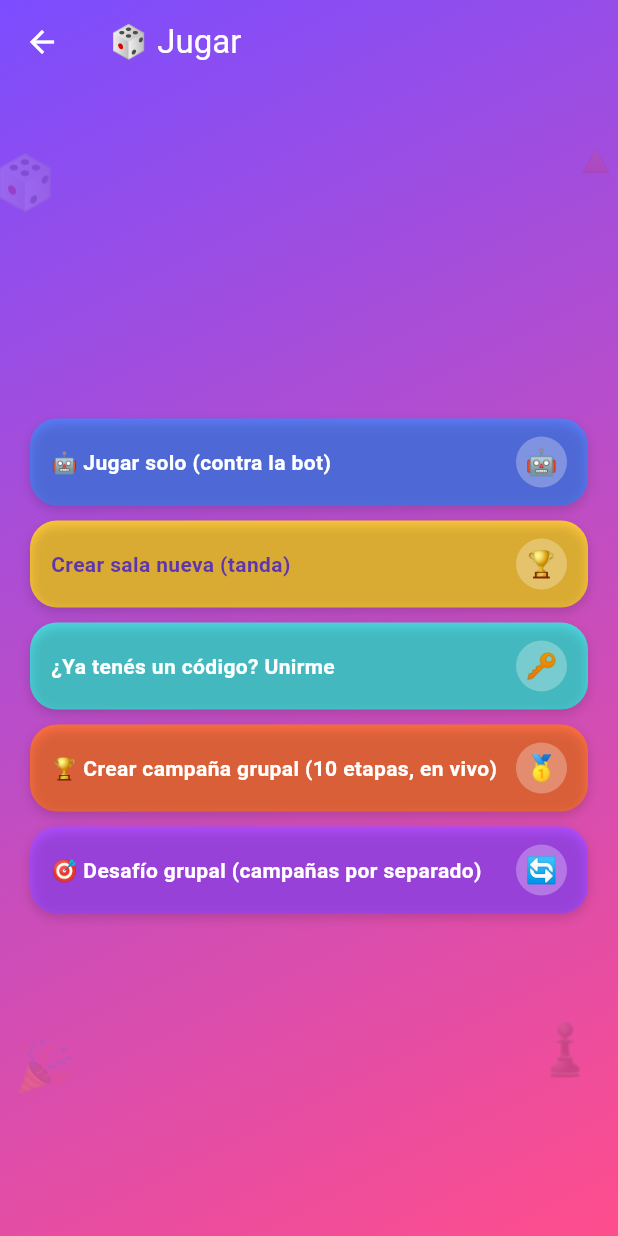
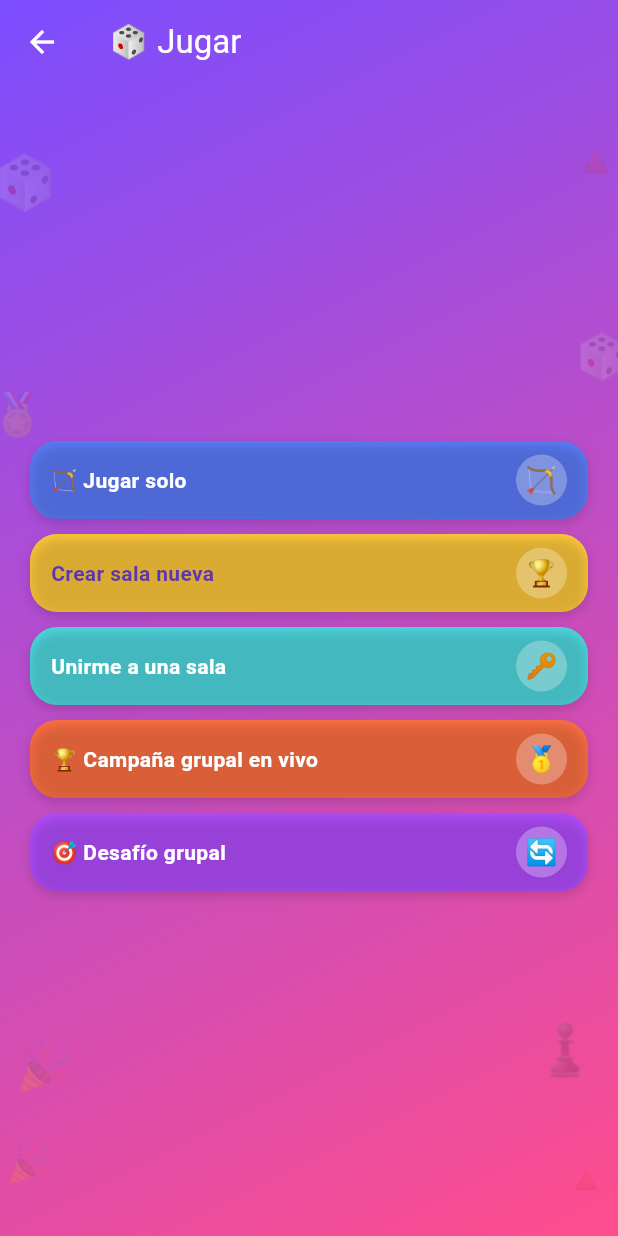
Before and after one commit to solucioneselectromedicassj-ai/La-oca-, a Flutter app: the LobbyScreen screen opened directly with empty values, after a tap on "🎲 Jugar", on a phone screen of 412 x 824 dp. Run offline on Flutter 3.47's test engine with Material 3 defaults, Android fonts, the phone set to English and light mode, and no system bars; our stand-ins replace audioplayers, share_plus, shared_preferences, supabase_flutter; missing offline and left inert: onesignal_flutter, realtime_client; accounts and stored records are empty; network calls fail; Roboto replaces fonts that are missing (Georgia).

Commit message:
Duplicar adornos del lobby, renombrar al bot como "El Cazador" y achicar botones
- Lobby: el doble de dados/medallas/estrellas/confeti decorativos, tanto
  alrededor del título como en las esquinas de fondo.
- El rival de la campaña solo ahora se llama "El Cazador" en vez de
  "Bot" (nombre, mensajes de turno, avisos de trampa/casilla y overlay
  de derrota), reutilizando el personaje del cazador que ya existía
  para la mascota.
- Botones del lobby (Jugar/Bonus): quitadas las explicaciones entre
  paréntesis del texto del botón (eso los hacía grandes); esa info ya
  vive dentro de cada pantalla de destino, y se agregó donde faltaba
  (desafío grupal).

```diff
--- a/ocaland_flutter/lib/screens/game_screen_solo.dart
+++ b/ocaland_flutter/lib/screens/game_screen_solo.dart
@@ -92,7 +92,7 @@ class _GameScreenSoloState extends State<GameScreenSolo> {
                       child: Column(
                         children: [
                           Text(
-                            _c.esMiTurno ? '¡Tu turno!' : (_c.jugadorEnTurno?.esBot == true ? '🤖 Turno del bot...' : 'Esperando...'),
+                            _c.esMiTurno ? '¡Tu turno!' : (_c.jugadorEnTurno?.esBot == true ? '🏹 Turno del Cazador...' : 'Esperando...'),
                             style: const TextStyle(fontSize: 14, fontWeight: FontWeight.w600, color: Colors.white),
                           ),
                           Text(
@@ -125,7 +125,7 @@ class _GameScreenSoloState extends State<GameScreenSolo> {
                               padding: const EdgeInsets.only(top: 6),
                               child: Column(
                                 children: [
-                                  const Text('🤖 el bot tira:', style: TextStyle(fontSize: 12, color: Colors.white)),
+                                  const Text('🏹 el Cazador tira:', style: TextStyle(fontSize: 12, color: Colors.white)),
                                   DiceWidget(
                                     habilitado: false,
                                     rodando: _c.botDiceRodando,
--- a/ocaland_flutter/lib/screens/lobby_screen.dart
+++ b/ocaland_flutter/lib/screens/lobby_screen.dart
@@ -219,20 +219,20 @@ class _LobbyScreenState extends State<LobbyScreen> {
 
   void _abrirJugar() {
     _pushPanel('🎲 Jugar', [
-      _AccionRow(label: '🤖 Jugar solo (contra la bot)', emoji: '🤖', color: AppColors.indigo, onTap: _jugarSolo),
-      _AccionRow(label: 'Crear sala nueva (tanda)', emoji: '🏆', color: AppColors.gold, textOscuro: true, onTap: _crearSala),
-      _AccionRow(label: '¿Ya tenés un código? Unirme', emoji: '🔑', color: AppColors.turquoise, onTap: _unirseSala),
-      _AccionRow(label: '🏆 Crear campaña grupal (10 etapas, en vivo)', emoji: '🥇', color: AppColors.coral, onTap: _crearCampanaGrupal),
-      _AccionRow(label: '🎯 Desafío grupal (campañas por separado)', emoji: '🔄', color: AppColors.magenta, onTap: _desafioGrupal),
+      _AccionRow(label: '🏹 Jugar solo', emoji: '🏹', color: AppColors.indigo, onTap: _jugarSolo),
+      _AccionRow(label: 'Crear sala nueva', emoji: '🏆', color: AppColors.gold, textOscuro: true, onTap: _crearSala),
+      _AccionRow(label: 'Unirme a una sala', emoji: '🔑', color: AppColors.turquoise, onTap: _unirseSala),
+      _AccionRow(label: '🏆 Campaña grupal en vivo', emoji: '🥇', color: AppColors.coral, onTap: _crearCampanaGrupal),
+      _AccionRow(label: '🎯 Desafío grupal', emoji: '🔄', color: AppColors.magenta, onTap: _desafioGrupal),
     ]);
   }
 
   void _abrirBonus() {
     _pushPanel('🎁 Bonus', [
-      _AccionRow(label: '🎰 Ruleta de bonus diaria (multiplicador)', emoji: '🎰', color: AppColors.sky, onTap: _girarRuletaBonus),
-      _AccionRow(label: '📲 Compartir Ocaland (+15 🪙 hoy)', emoji: '📲', color: AppColors.turquoise, onTap: _compartirApp),
-      _AccionRow(label: '🎯 Tanda de cuestionados (ganá sellos)', emoji: '🎖️', color: AppColors.gold, textOscuro: true, onTap: _tandaCuestionados),
-      _AccionRow(label: '🎮 Minijuegos (ganá monedas)', emoji: '🪙', color: AppColors.coral, onTap: _minijuegosBonus),
+      _AccionRow(label: '🎰 Ruleta de bonus diaria', emoji: '🎰', color: AppColors.sky, onTap: _girarRuletaBonus),
+      _AccionRow(label: '📲 Compartir Ocaland', emoji: '📲', color: AppColors.turquoise, onTap: _compartirApp),
+      _AccionRow(label: '🎯 Tanda de cuestionados', emoji: '🎖️', color: AppColors.gold, textOscuro: true, onTap: _tandaCuestionados),
+      _AccionRow(label: '🎮 Minijuegos', emoji: '🪙', color: AppColors.coral, onTap: _minijuegosBonus),
     ]);
   }
 
@@ -403,7 +403,7 @@ class _AccionRow extends StatelessWidget {
           borderRadius: BorderRadius.circular(18),
           onTap: onTap,
           child: Container(
-            padding: const EdgeInsets.symmetric(horizontal: 14, vertical: 12),
+            padding: const EdgeInsets.symmetric(horizontal: 14, vertical: 9),
             decoration: BoxDecoration(
               borderRadius: BorderRadius.circular(18),
               boxShadow: [BoxShadow(color: Colors.black.withValues(alpha: 0.15), blurRadius: 6, offset: const Offset(0, 3))],
@@ -488,6 +488,10 @@ class _TituloDecorado extends StatelessWidget {
           const Positioned(right: 2, top: -4, child: Text('🏅', style: TextStyle(fontSize: 18))),
           const Positioned(right: 26, bottom: -2, child: Text('⭐', style: TextStyle(fontSize: 14))),
           const Positioned(left: 28, bottom: -4, child: Text('🎉', style: TextStyle(fontSize: 16))),
+          const Positioned(left: -14, top: 20, child: Text('🎲', style: TextStyle(fontSize: 16))),
+          const Positioned(right: -12, top: 14, child: Text('🏅', style: TextStyle(fontSize: 15))),
+          const Positioned(right: 44, top: -6, child: Text('⭐', style: TextStyle(fontSize: 12))),
+          const Positioned(left: 50, top: -8, child: Text('🎉', style: TextStyle(fontSize: 14))),
           Center(
             child: Text(
               'Ocaland',
@@ -522,6 +526,10 @@ class _FondoDecorado extends StatelessWidget {
             Positioned(right: -4, top: 30, child: Text('🔺', style: TextStyle(fontSize: 30))),
             Positioned(left: 10, bottom: 90, child: Text('🎉', style: TextStyle(fontSize: 32))),
             Positioned(right: 14, bottom: 100, child: Text('♟️', style: TextStyle(fontSize: 34))),
+            Positioned(right: -8, top: 160, child: Text('🎲', style: TextStyle(fontSize: 30))),
+            Positioned(left: -6, top: 200, child: Text('🏅', style: TextStyle(fontSize: 28))),
+            Positioned(left: 4, bottom: 30, child: Text('🎉', style: TextStyle(fontSize: 26))),
+            Positioned(right: 6, bottom: 20, child: Text('🔺', style: TextStyle(fontSize: 24))),
           ],
         ),
       ),
--- a/ocaland_flutter/lib/screens/widgets/eleccion_perdiste_overlay.dart
+++ b/ocaland_flutter/lib/screens/widgets/eleccion_perdiste_overlay.dart
@@ -15,7 +15,7 @@ class EleccionPerdisteOverlay extends StatelessWidget {
       child: Column(
         mainAxisSize: MainAxisSize.min,
         children: [
-          const Text('😕 Te ganó el bot', style: TextStyle(fontSize: 19, fontWeight: FontWeight.bold, color: AppColors.violetDark)),
+          const Text('😕 Te ganó el Cazador', style: TextStyle(fontSize: 19, fontWeight: FontWeight.bold, color: AppColors.violetDark)),
           const SizedBox(height: 8),
           Text(mensaje, textAlign: TextAlign.center),
           const SizedBox(height: 14),
--- a/ocaland_flutter/lib/services/solo_game_controller.dart
+++ b/ocaland_flutter/lib/services/solo_game_controller.dart
@@ -235,7 +235,7 @@ class SoloGameController extends ChangeNotifier {
       JugadorPartida(
         id: uuidV4(),
         partidaId: partidaId,
-        nombre: 'Bot',
+        nombre: 'El Cazador',
         esBot: true,
         posicion: 0,
         ordenTurno: 1,
@@ -433,7 +433,7 @@ class SoloGameController extends ChangeNotifier {
 
   Future<void> _jugarTurnoBot(JugadorPartida bot) async {
     botPensando = true;
-    _msg('🤖 El bot está pensando...');
+    _msg('🏹 El Cazador está pensando...');
     notifyListeners();
     await _wait(Pacing.botThink);
     botPensando = false;
@@ -444,7 +444,7 @@ class SoloGameController extends ChangeNotifier {
     final valor = 1 + Random().nextInt(6);
     botDiceValorMostrado = valor;
     botDiceRodando = false;
-    _msg('🤖 El bot tiró un $valor.');
+    _msg('🏹 El Cazador tiró un $valor.');
     await _resolverMovimiento(bot.id, bot.posicion, valor, bot.edadBracket ?? myEdadBracket, true, bot.pais ?? myPais);
     await _wait(Pacing.diceResultHold);
     botDiceValorMostrado = null;
@@ -481,7 +481,7 @@ class SoloGameController extends ChangeNotifier {
     await _animarCaminata(jugadorId, posActual, tope);
     if (huboRebote) {
       await _animarCaminata(jugadorId, tope, rawNewPos);
-      _msg('↩️ ${esBot ? "El bot se pasó" : "Te pasaste"} de la meta y rebota a la casilla $rawNewPos.');
+      _msg('↩️ ${esBot ? "El Cazador se pasó" : "Te pasaste"} de la meta y rebota a la casilla $rawNewPos.');
     }
 
     final tipo = BoardEngine.tipoCasilla(rawNewPos, partida!.layoutCasillas);
@@ -489,7 +489,7 @@ class SoloGameController extends ChangeNotifier {
     if (tipo == 'puente') {
       final destino = BoardEngine.destinoPuente(rawNewPos, partida!.layoutPuentes) ?? rawNewPos;
       await _updateJugador(jugadorId, {'posicion': destino});
-      _msg('🌉 ¡Puente! ${esBot ? "El bot salta" : "Saltás"} directo a la casilla $destino, sin pregunta.');
+      _msg('🌉 ¡Puente! ${esBot ? "El Cazador salta" : "Saltás"} directo a la casilla $destino, sin pregunta.');
       await _terminarTurno(false);
       return;
     }
@@ -501,7 +501,7 @@ class SoloGameController extends ChangeNotifier {
         AudioService.sello();
         _msg('🎖️ ¡Casilla de suerte! Ganaste un sello.');
       } else {
-        _msg('🎖️ El bot cayó en la casilla de suerte.');
+        _msg('🎖️ El Cazador cayó en la casilla de suerte.');
       }
       await _terminarTurno(false);
       return;
@@ -608,7 +608,7 @@ class SoloGameController extends ChangeNotifier {
 
     triviaActual = pregunta;
     triviaTipo = tipo;
-    triviaEspectadorNombre = jugadores.where((j) => j.id == jugadorId).firstOrNull?.nombre ?? 'El bot';
+    triviaEspectadorNombre = jugadores.where((j) => j.id == jugadorId).firstOrNull?.nombre ?? 'El Cazador';
     triviaEspectadorAcierto = acierto;
     overlay = GameOverlay.triviaEspectador;
     notifyListeners();
@@ -624,7 +624,7 @@ class SoloGameController extends ChangeNotifier {
   /// si lo superó.
   Future<void> _mostrarMinijuegoEspectador(int posActual, String jugadorId, bool exito) async {
     minijuegoTipo = Random().nextBool() ? 'reflejos' : 'memoria';
-    triviaEspectadorNombre = jugadores.where((j) => j.id == jugadorId).firstOrNull?.nombre ?? 'El bot';
+    triviaEspectadorNombre = jugadores.where((j) => j.id == jugadorId).firstOrNull?.nombre ?? 'El Cazador';
     triviaEspectadorAcierto = exito;
     overlay = GameOverlay.minijuegoEspectador;
     notifyListeners();
@@ -831,7 +831,7 @@ class SoloGameController extends ChangeNotifier {
 
     await _updateJugador(jugadorId, {'posicion': posFinal});
 
-    final quien = esBot ? 'El bot' : 'Vos';
+    final quien = esBot ? 'El Cazador' : 'Vos';
     _msg(forzarSkip ? '⏱️ ${quien == "Vos" ? "Se te acabó" : "Se le acabó"} el tiempo.' : _mensajeTrivia(tipo, acierto, quien));
 
     if (posFinal >= BoardEngine.meta) {
@@ -881,7 +881,7 @@ class SoloGameController extends ChangeNotifier {
   Future<void> _aplicarResultadoMinijuego(String jugadorId, int posActual, bool exito, bool esBot) async {
     final nuevaPos = exito ? min(posActual + 2, BoardEngine.meta) : posActual;
     await _updateJugador(jugadorId, {'posicion': nuevaPos});
-    final quien = esBot ? 'El bot' : 'Vos';
+    final quien = esBot ? 'El Cazador' : 'Vos';
     _msg(exito ? '🎮 ¡$quien superó el minijuego! Avanza 2 casillas extra.' : '🎮 ${quien == "Vos" ? "No superaste" : "No superó"} el minijuego esta vez.');
 
     if (nuevaPos >= BoardEngine.meta) {
@@ -944,7 +944,7 @@ class SoloGameController extends ChangeNotifier {
       await _avanzarEtapaCampana();
     } else {
       final etapaActual = partida!.etapaActual;
-      perdidaMsg = 'Te ganó el bot en la etapa $etapaActual (van $reintentosEtapaActual reintentos). Elegí cómo seguir:';
+      perdidaMsg = 'Te ganó el Cazador en la etapa $etapaActual (van $reintentosEtapaActual reintentos). Elegí cómo seguir:';
       overlay = GameOverlay.eleccionPerdiste;
       notifyListeners();
     }
@@ -1197,7 +1197,7 @@ class SoloGameController extends ChangeNotifier {
       'layout_casillas': layout.layoutCasillas.map((k, v) => MapEntry(k.toString(), v)),
       'layout_puentes': layout.layoutPuentes.map((k, v) => MapEntry(k.toString(), v)),
     });
-    _msg('😕 Te ganó el bot en la etapa $etapaActual. ¡Reintentá!');
+    _msg('😕 Te ganó el Cazador en la etapa $etapaActual. ¡Reintentá!');
     notifyListeners();
 
     await _sortearTurnoInicial();
```
Also changed, not shown: ocaland_flutter/lib/screens/desafio_grupal_screen.dart (+8 -0 lines).
